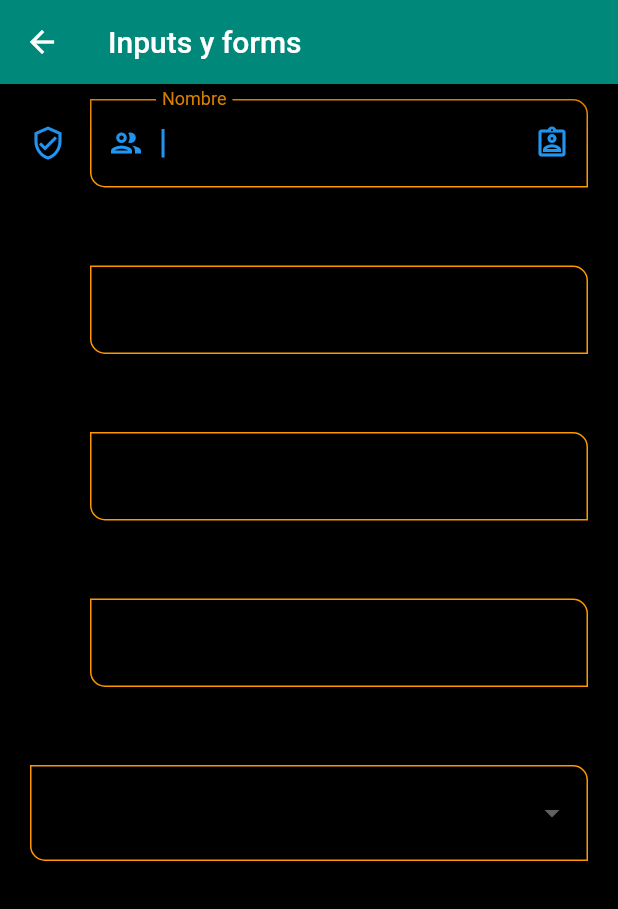
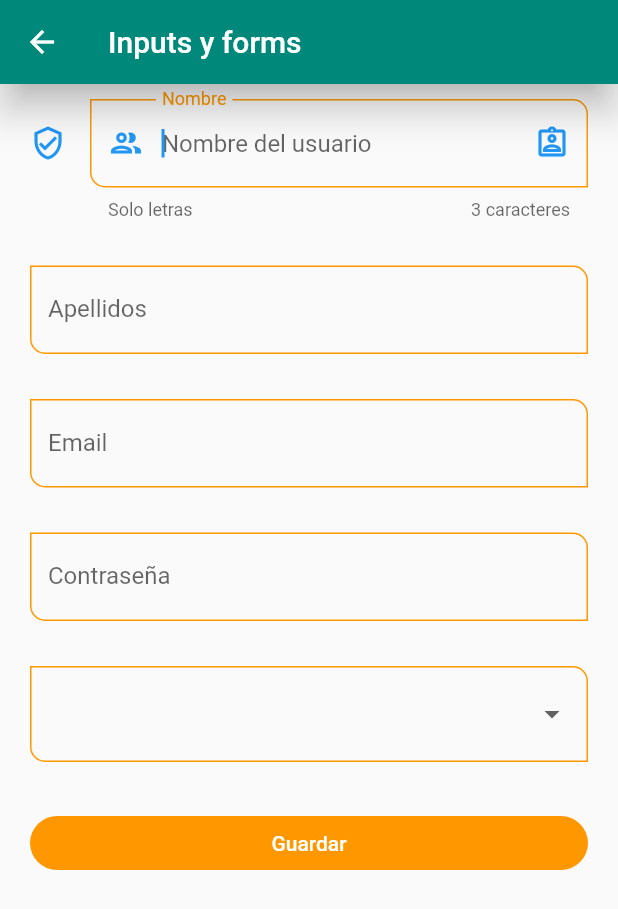
Before and after one commit to luisacuario1922/appmovilPATM, a Flutter app: the InputScreen screen opened by its route, on a phone screen of 412 x 824 dp. Shown: the top 909 px of the screen. Run offline on Flutter 3.47's test engine with Material 2 defaults, Android fonts, the phone set to English and light mode, and no system bars.

Commit message:
correxion de los campos de texto (nombres de las casillas)

```diff
--- a/lib/main.dart
+++ b/lib/main.dart
@@ -16,7 +16,7 @@ class MyApp extends StatelessWidget {
      initialRoute: AppRoutes.initialRoute,
      routes: AppRoutes.getAppRoutes(),
      onGenerateRoute: AppRoutes.onGenerateRoute ,
-     theme: AppTheme.darkTheme,
+     theme: AppTheme.lightTheme,
     );
   }
 }
--- a/lib/screens/inputs_screen.dart
+++ b/lib/screens/inputs_screen.dart
@@ -75,7 +75,22 @@ class InputScreen extends StatelessWidget {
                     formValues['role']= value ?? 'Admin';
                   }
                 ),
-                const SizedBox(height: 30)
+                const SizedBox(height: 30),
+
+                ElevatedButton(
+                  onPressed: (){
+                    FocusScope.of(context).requestFocus(FocusNode());
+
+                    if(!myFormKey.currentState!.validate()){
+                      return;
+                    }
+                    print(formValues);
+                  },
+                  child: const SizedBox(
+                    width: double.infinity,
+                    child: Center(child: Text('Guardar')),
+                  ),
+                )
               ],
             ),
           ),
--- a/lib/widgets/custom_input_field.dart
+++ b/lib/widgets/custom_input_field.dart
@@ -15,12 +15,18 @@ class CustomInputField extends StatelessWidget {
   final Map<String, String> formValues;
 
   const CustomInputField({
-    super.key, this.hintText,
-    this.labelText, this.helperText,
-    this.counterText, this.prefixIcon,
-    this.suffixIcon, this.icon,
-    this.keyboardType, this.obscureText=false,
-    required this.formProperty, required this.formValues,
+    super.key,
+    this.hintText,
+    this.labelText,
+    this.helperText,
+    this.counterText,
+    this.prefixIcon,
+    this.suffixIcon,
+    this.icon,
+    this.keyboardType,
+    this.obscureText = false,
+    required this.formProperty,
+    required this.formValues,
   });
 
   @override
@@ -32,22 +38,21 @@ class CustomInputField extends StatelessWidget {
       keyboardType: keyboardType,
       obscureText: obscureText,
       onChanged: (value) {
-        formValues[formProperty]=value;
+        formValues[formProperty] = value;
       },
       validator: (value) {
-        if(value==null) return 'Este campo es requerido';
-        return value.length < 3 ? 'Minimo de 3 letras': null;
+        if (value == null) return 'Este campo es requerido';
+        return value.length < 3 ? 'Minimo de 3 letras' : null;
       },
       autovalidateMode: AutovalidateMode.onUserInteraction,
       decoration: InputDecoration(
-        hintText: 'Nombre del usuario',
-        labelText: 'Nombre',
-        helperText: 'Solo letras',
-        counterText: '3 caracteres',
-        prefixIcon: prefixIcon == null ? null : Icon(prefixIcon),
-        suffixIcon: suffixIcon == null ? null : Icon(suffixIcon),
-        icon: Icon == null ? null : Icon(icon)
-      ),
+          hintText: hintText,
+          labelText: labelText,
+          helperText: helperText,
+          counterText: counterText,
+          prefixIcon: prefixIcon == null ? null : Icon(prefixIcon),
+          suffixIcon: suffixIcon == null ? null : Icon(suffixIcon),
+          icon: icon == null ? null : Icon(icon)),
     );
   }
 }
```
